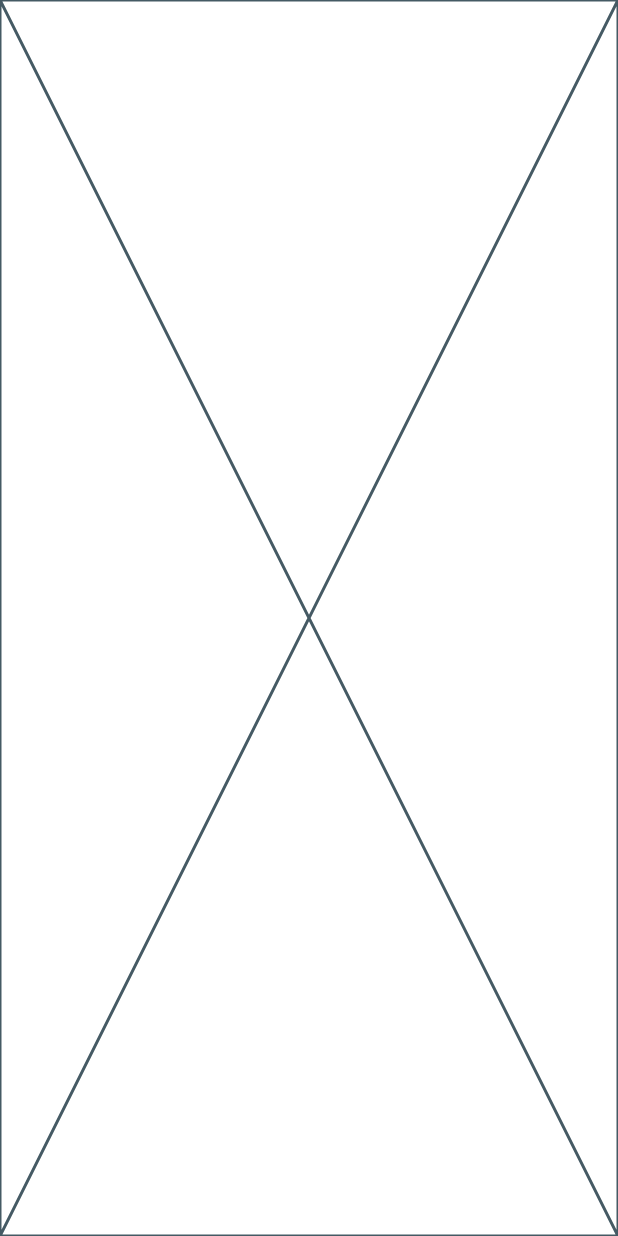
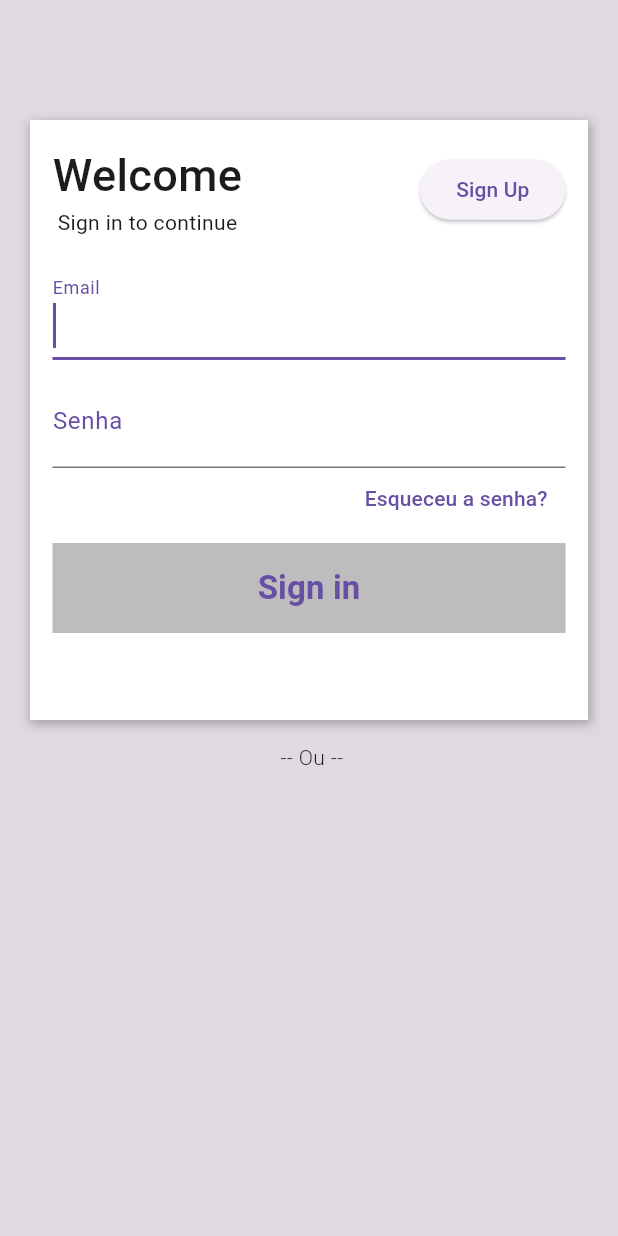
Before and after one commit to washingtonfernandes/project_vofaze, a Flutter app: the screen it shows after launch, on a phone screen of 412 x 824 dp. Run offline on Flutter 3.47's test engine with Material 3 defaults, Android fonts, the light colour scheme and no system bars.

Commit message:
Sign Up 0410

```diff
--- a/lib/pages/login.page.dart
+++ b/lib/pages/login.page.dart
@@ -5,6 +5,137 @@ class LoginPage extends StatelessWidget {
 
   @override
   Widget build(BuildContext context) {
-    return const Placeholder();
+    return Scaffold(
+      body: Container(
+        color: Colors.black12,
+        padding: EdgeInsets.only(
+          top: 80,
+          left: 20,
+          right: 20,
+          bottom: 40,
+        ),
+        child: Column(
+          children: <Widget>[
+            Container(
+              height: 400,
+              decoration: BoxDecoration(
+                color: Colors.white,
+                boxShadow: [
+                  new BoxShadow(
+                    color: Colors.black26,
+                    offset: new Offset(1, 2.0),
+                    blurRadius: 5,
+                    spreadRadius: 1,
+                  ),
+                ],
+              ),
+              child: Padding(
+                padding: EdgeInsets.all(15),
+                child: ListView(
+                  children: <Widget>[
+                    Row(
+                      mainAxisAlignment: MainAxisAlignment.spaceBetween,
+                      children: <Widget>[
+                        Column(
+                          children: <Widget>[
+                            Text(
+                              "Welcome",
+                              style: TextStyle(
+                                fontSize: 30,
+                                fontWeight: FontWeight.w500,
+                              ),
+                            ),
+                            Text("Sign in to continue"),
+                          ],
+                        ),
+                        ElevatedButton(
+                          child: Text("Sign Up"),
+                          onPressed: () {},
+                        )
+                      ],
+                    ),
+                    SizedBox(
+                      height: 20,
+                    ),
+                    TextFormField(
+                      autofocus: true,
+                      keyboardType: TextInputType.emailAddress,
+                      decoration: InputDecoration(
+                        labelText: "Email",
+                        labelStyle: TextStyle(
+                          color: Theme.of(context).primaryColor,
+                          fontWeight: FontWeight.w400,
+                          fontSize: 16,
+                        ),
+                      ),
+                      style: TextStyle(
+                        fontSize: 20,
+                      ),
+                    ),
+                    SizedBox(
+                      height: 10,
+                    ),
+                    TextFormField(
+                      autofocus: true,
+                      keyboardType: TextInputType.text,
+                      obscureText: true,
+                      decoration: InputDecoration(
+                        labelText: "Senha",
+                        labelStyle: TextStyle(
+                          color: Theme.of(context).primaryColor,
+                          fontWeight: FontWeight.w400,
+                          fontSize: 16,
+                        ),
+                      ),
+                      style: TextStyle(
+                        fontSize: 20,
+                      ),
+                    ),
+                    SizedBox(),
+                    Container(
+                      height: 40,
+                      alignment: Alignment.centerRight,
+                      child: TextButton(
+                        onPressed: () {},
+                        child: Text("Esqueceu a senha?"),
+                      ),
+                    ),
+                    SizedBox(
+                      height: 10,
+                    ),
+                    Container(
+                      color: Colors.black26,
+                      height: 60,
+                      alignment: Alignment.center,
+                      child: TextButton(
+                        onPressed: () {},
+                        child: Text(
+                          "Sign in",
+                          style: TextStyle(
+                            fontSize: 22,
+                            fontWeight: FontWeight.bold,
+                          ),
+                        ),
+                      ),
+                    )
+                  ],
+                ),
+              ),
+            ),
+            Container(
+              padding: EdgeInsets.only(
+                top: 15,
+                bottom: 15,
+              ),
+              child: Text(" -- Ou --",
+                  style: TextStyle(
+                    fontSize: 14,
+                    fontWeight: FontWeight.w300,
+                  )),
+            ),
+          ],
+        ),
+      ),
+    );
   }
 }
```
